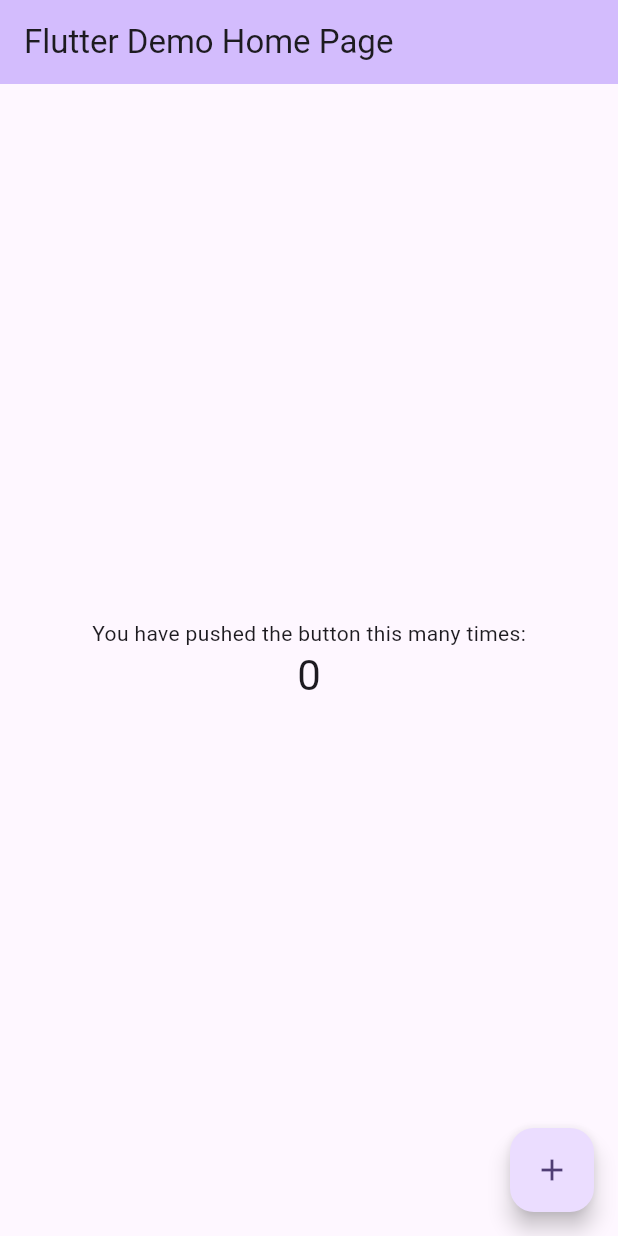
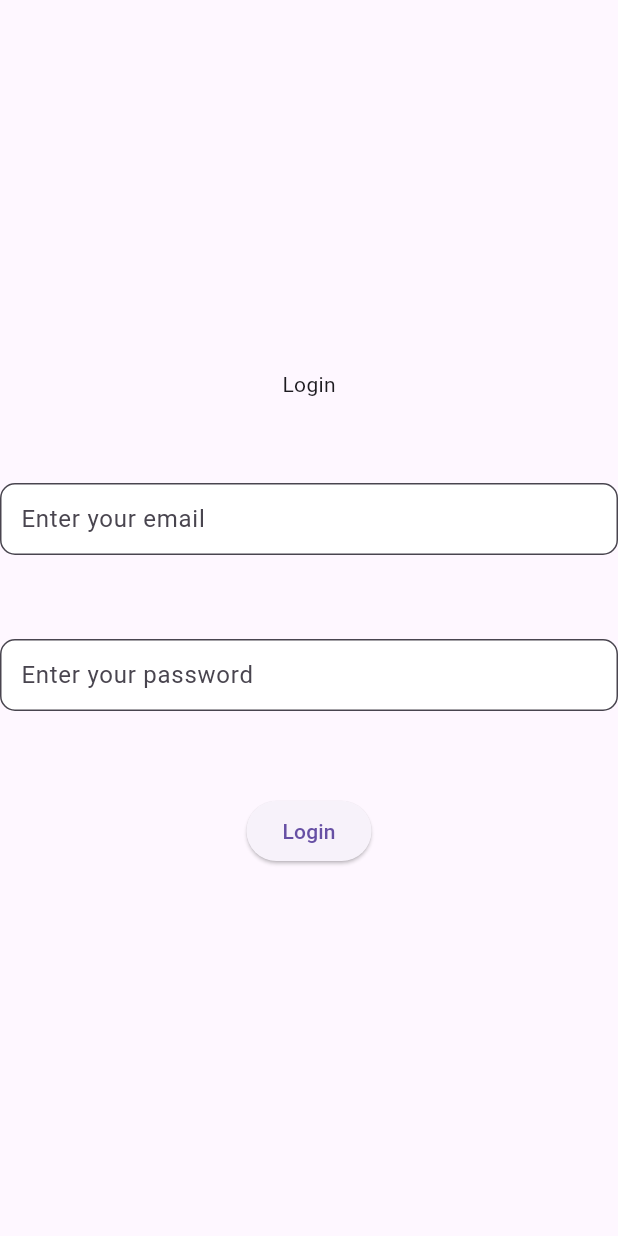
Before and after one commit to fizakhan90/PlanetGuard, a Flutter app: the screen it shows after launch, on a phone screen of 412 x 824 dp. Run offline on Flutter 3.47's test engine with Material 3 defaults, Android fonts, the phone set to English and light mode, and no system bars.

Commit message:
added some screens

```diff
--- a/lib/main.dart
+++ b/lib/main.dart
@@ -1,4 +1,8 @@
+import 'dart:async';
+
 import 'package:flutter/material.dart';
+import 'package:planet_guard/pages/homepage.dart';
+import 'package:planet_guard/pages/login.dart';
 
 void main() {
   runApp(const MyApp());
@@ -7,119 +11,44 @@ void main() {
 class MyApp extends StatelessWidget {
   const MyApp({super.key});
 
-  // This widget is the root of your application.
   @override
   Widget build(BuildContext context) {
     return MaterialApp(
-      title: 'Flutter Demo',
-      theme: ThemeData(
-        // This is the theme of your application.
-        //
-        // TRY THIS: Try running your application with "flutter run". You'll see
-        // the application has a purple toolbar. Then, without quitting the app,
-        // try changing the seedColor in the colorScheme below to Colors.green
-        // and then invoke "hot reload" (save your changes or press the "hot
-        // reload" button in a Flutter-supported IDE, or press "r" if you used
-        // the command line to start the app).
-        //
-        // Notice that the counter didn't reset back to zero; the application
-        // state is not lost during the reload. To reset the state, use hot
-        // restart instead.
-        //
-        // This works for code too, not just values: Most code changes can be
-        // tested with just a hot reload.
-        colorScheme: ColorScheme.fromSeed(seedColor: Colors.deepPurple),
-        useMaterial3: true,
-      ),
-      home: const MyHomePage(title: 'Flutter Demo Home Page'),
+      debugShowCheckedModeBanner: false,
+      initialRoute : '/splash',
+      routes: {
+        '/splash' : (context) => Splash(),
+        '/login' : (context) => LoginPage(),
+        '/home'  : (context) => HomePage(),
+      },
       );
       }
 }
 
-class MyHomePage extends StatefulWidget {
-  const MyHomePage({super.key, required this.title});
-
-  // This widget is the home page of your application. It is stateful, meaning
-  // that it has a State object (defined below) that contains fields that affect
-  // how it looks.
-
-  // This class is the configuration for the state. It holds the values (in this
-  // case the title) provided by the parent (in this case the App widget) and
-  // used by the build method of the State. Fields in a Widget subclass are
-  // always marked "final".
-
-  final String title;
+class Splash extends StatefulWidget {
+  const Splash({super.key});
 
   @override
-  State<MyHomePage> createState() => _MyHomePageState();
+  State<Splash> createState() => _SplashState();
 }
 
-class _MyHomePageState extends State<MyHomePage> {
-  int _counter = 0;
+class _SplashState extends State<Splash> {
+   @override
+  void initState() {
+    super.initState();
 
-  void _incrementCounter() {
-    setState(() {
-      // This call to setState tells the Flutter framework that something has
-      // changed in this State, which causes it to rerun the build method below
-      // so that the display can reflect the updated values. If we changed
-      // _counter without calling setState(), then the build method would not be
-      // called again, and so nothing would appear to happen.
-      _counter++;
-    });
+    Timer(
+      Duration(seconds: 2),
+      () =>Navigator.pushNamed(
+        context, '/login'),
+      );
   }
-
   @override
   Widget build(BuildContext context) {
-    // This method is rerun every time setState is called, for instance as done
-    // by the _incrementCounter method above.
-    //
-    // The Flutter framework has been optimized to make rerunning build methods
-    // fast, so that you can just rebuild anything that needs updating rather
-    // than having to individually change instances of widgets.
     return Scaffold(
-      appBar: AppBar(
-        // TRY THIS: Try changing the color here to a specific color (to
-        // Colors.amber, perhaps?) and trigger a hot reload to see the AppBar
-        // change color while the other colors stay the same.
-        backgroundColor: Theme.of(context).colorScheme.inversePrimary,
-        // Here we take the value from the MyHomePage object that was created by
-        // the App.build method, and use it to set our appbar title.
-        title: Text(widget.title),
+      body: Center(
+        child: Text("Splash Screen"),
       ),
-      body: Center(
-        // Center is a layout widget. It takes a single child and positions it
-        // in the middle of the parent.
-        child: Column(
-          // Column is also a layout widget. It takes a list of children and
-          // arranges them vertically. By default, it sizes itself to fit its
-          // children horizontally, and tries to be as tall as its parent.
-          //
-          // Column has various properties to control how it sizes itself and
-          // how it positions its children. Here we use mainAxisAlignment to
-          // center the children vertically; the main axis here is the vertical
-          // axis because Columns are vertical (the cross axis would be
-          // horizontal).
-          //
-          // TRY THIS: Invoke "debug painting" (choose the "Toggle Debug Paint"
-          // action in the IDE, or press "p" in the console), to see the
-          // wireframe for each widget.
-          mainAxisAlignment: MainAxisAlignment.center,
-          children: <Widget>[
-            const Text(
-              'You have pushed the button this many times:',
-            ),
-            Text(
-              '$_counter',
-              style: Theme.of(context).textTheme.headlineMedium,
-            ),
-          ],
-        ),
-      ),
-      floatingActionButton: FloatingActionButton(
-        onPressed: _incrementCounter,
-        tooltip: 'Increment',
-        child: const Icon(Icons.add),
-      ), // This trailing comma makes auto-formatting nicer for build methods.
     );
   }
 }
--- /dev/null
+++ b/lib/pages/homepage.dart
@@ -0,0 +1,10 @@
+import 'package:flutter/material.dart';
+
+class HomePage extends StatelessWidget {
+  const HomePage({super.key});
+
+  @override
+  Widget build(BuildContext context) {
+    return const Placeholder();
+  }
+}
--- /dev/null
+++ b/lib/pages/login.dart
@@ -0,0 +1,43 @@
+import 'package:flutter/material.dart';
+
+class LoginPage extends StatelessWidget {
+  const LoginPage({super.key});
+
+  @override
+  Widget build(BuildContext context) {
+    return Scaffold(
+      body: Center(
+        child: Column(
+          mainAxisAlignment : MainAxisAlignment.center,
+          children: [ Text("Login"),
+          SizedBox(height : 56),
+          TextField(
+            obscureText: true,
+            decoration: InputDecoration(
+              filled: true,
+              fillColor : Colors.white,
+              border: OutlineInputBorder(borderRadius: BorderRadius.circular(10)),
+              contentPadding: EdgeInsets.symmetric(vertical: 5, horizontal: 10),
+              labelText: 'Enter your email',
+              ),
+          ),
+          SizedBox(height: 56),
+          TextField(
+            obscureText: true,
+            decoration: InputDecoration(
+              filled: true,
+              fillColor: Colors.white,
+              border: OutlineInputBorder(borderRadius: BorderRadius.circular(10)),
+              contentPadding: EdgeInsets.symmetric(vertical: 5, horizontal: 10),
+              labelText: 'Enter your password',
+            ),
+          ),
+          SizedBox(height: 56),
+          ElevatedButton(onPressed: () {Navigator.pushNamed(context, '/home');},
+          child: Text("Login"))
+          ]
+        )
+      ),
+    );
+  }
+}
```
Lines whose indentation alone changed are shown as unchanged.
